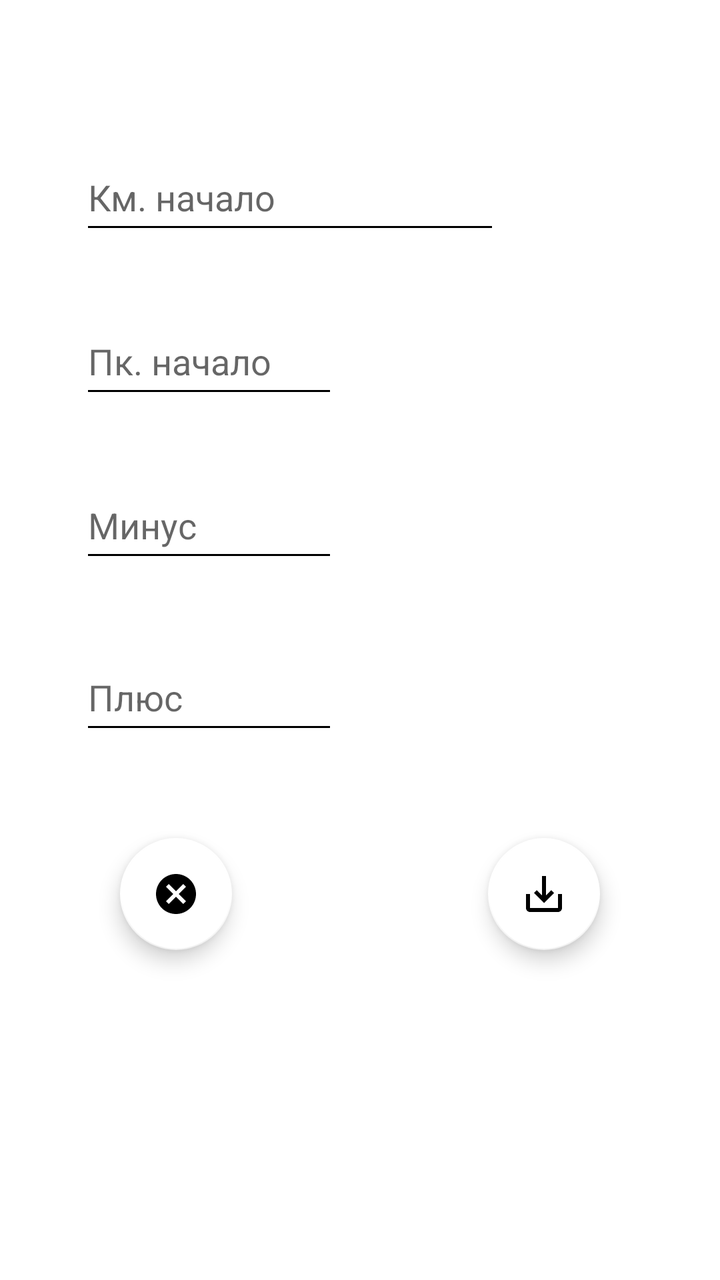
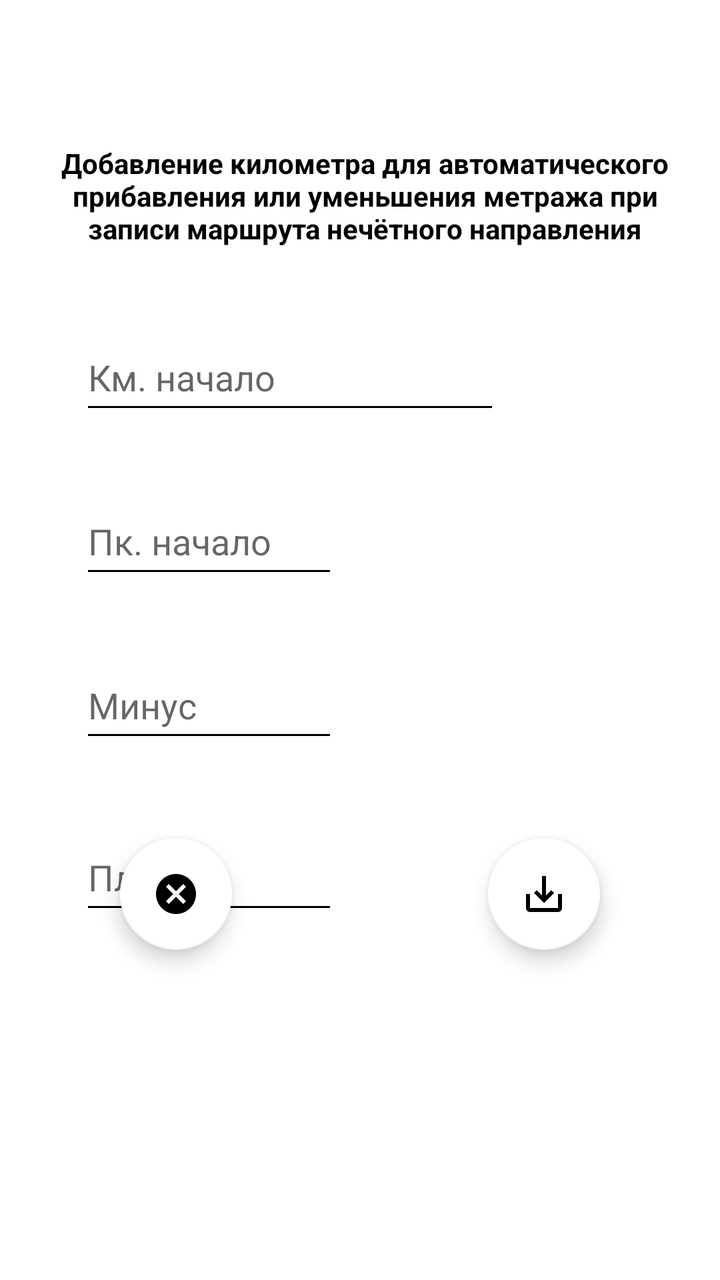

Compare the two renders of this Android layout. The source of the first and the diff that turns it into the second are given below.
<!-- AndroidManifest.xml: application theme Base.Theme.My_Gps_Assistant -->
<!-- res/layout/fragment_add_redacktor_nechet.xml -->
<?xml version="1.0" encoding="utf-8"?>
<androidx.constraintlayout.widget.ConstraintLayout xmlns:android="http://schemas.android.com/apk/res/android"
    xmlns:app="http://schemas.android.com/apk/res-auto"
    xmlns:tools="http://schemas.android.com/tools"
    android:layout_width="match_parent"
    android:layout_height="match_parent"
    android:background="#FFFFFF"
    tools:context=".fragments.nechet.redacktor.add.AddRedacktorFragmentNechet">

    <EditText
        android:id="@+id/ed_minus_redacktor_nechet"
        android:layout_width="129dp"
        android:layout_height="50dp"
        android:layout_marginTop="32dp"
        android:ems="10"
        android:hint="@string/fragment_add_minus_redacktor_nechet"
        android:inputType="number"
        android:textColor="#000000"
        app:layout_constraintEnd_toEndOf="@+id/ed_pk_start_redacktor_nechet"
        app:layout_constraintHorizontal_bias="0.0"
        app:layout_constraintStart_toStartOf="@+id/ed_pk_start_redacktor_nechet"
        app:layout_constraintTop_toBottomOf="@+id/ed_pk_start_redacktor_nechet"
        tools:ignore="Autofill,HardcodedText,TextContrastCheck" />

    <EditText
        android:id="@+id/ed_pk_start_redacktor_nechet"
        android:layout_width="129dp"
        android:layout_height="50dp"
        android:layout_marginTop="32dp"
        android:ems="10"
        android:hint="@string/fragment_add_pk_start_redacktor_nechet"
        android:inputType="number"
        android:maxLength="2"
        android:textColor="#000000"
        app:layout_constraintEnd_toEndOf="@+id/ed_start_redacktor_nechet"
        app:layout_constraintHorizontal_bias="0.0"
        app:layout_constraintStart_toStartOf="@+id/ed_start_redacktor_nechet"
        app:layout_constraintTop_toBottomOf="@+id/ed_start_redacktor_nechet"
        tools:ignore="Autofill,HardcodedText,MissingConstraints,TextContrastCheck" />

    <EditText
        android:id="@+id/ed_start_redacktor_nechet"
        android:layout_width="0dp"
        android:layout_height="50dp"
        android:layout_marginStart="40dp"
        android:layout_marginTop="72dp"
        android:ems="10"
        android:hint="@string/fragment_add_km_start_redacktor_nechet"
        android:importantForAutofill="no"
        android:inputType="number"
        android:maxLength="4"
        android:textColor="#000000"
        app:layout_constraintStart_toStartOf="parent"
        app:layout_constraintTop_toTopOf="parent"
        tools:ignore="HardcodedText,TextContrastCheck" />

    <EditText
        android:id="@+id/ed_plus_redacktor_nechet"
        android:layout_width="129dp"
        android:layout_height="50dp"
        android:layout_marginTop="36dp"
        android:ems="10"
        android:hint="@string/fragment_add_plus_redacktor_nechet"
        android:importantForAutofill="no"
        android:inputType="number"
        android:textColor="#000000"
        app:layout_constraintEnd_toEndOf="@+id/ed_minus_redacktor_nechet"
        app:layout_constraintHorizontal_bias="0.0"
        app:layout_constraintStart_toStartOf="@+id/ed_minus_redacktor_nechet"
        app:layout_constraintTop_toBottomOf="@+id/ed_minus_redacktor_nechet"
        tools:ignore="HardcodedText,MissingConstraints,TextContrastCheck" />

    <com.google.android.material.floatingactionbutton.FloatingActionButton
        android:id="@+id/fb_save_redacktor_nechet"
        android:layout_width="wrap_content"
        android:layout_height="wrap_content"
        android:layout_marginEnd="60dp"
        android:layout_marginBottom="165dp"
        android:clickable="true"
        android:focusable="true"
        android:src="@drawable/is_save_redacktor_nechet"
        app:backgroundTint="@color/white"
        app:layout_constraintBottom_toBottomOf="parent"
        app:layout_constraintEnd_toEndOf="parent"
        tools:ignore="ContentDescription,SpeakableTextPresentCheck" />

    <com.google.android.material.floatingactionbutton.FloatingActionButton
        android:id="@+id/fb_cancel_redacktor_nechet"
        android:layout_width="wrap_content"
        android:layout_height="wrap_content"
        android:layout_marginStart="60dp"
        android:layout_marginBottom="165dp"
        android:clickable="true"
        android:focusable="true"
        android:src="@drawable/is_cancel_redacktor_nechet"
        app:backgroundTint="@color/white"
        app:layout_constraintBottom_toBottomOf="parent"
        app:layout_constraintStart_toStartOf="parent"
        tools:ignore="ContentDescription,SpeakableTextPresentCheck" />
</androidx.constraintlayout.widget.ConstraintLayout>
<!-- resources referenced by this layout -->
<resources>
  <color name="white">#FFFFFFFF</color>
  <!-- drawable is_cancel_redacktor_nechet (drawable) -->
  <vector xmlns:android="http://schemas.android.com/apk/res/android" android:height="24dp" android:tint="#52ED27" android:viewportHeight="24" android:viewportWidth="24" android:width="24dp">
        
      <path android:fillColor="@android:color/white" android:pathData="M12,2C6.47,2 2,6.47 2,12s4.47,10 10,10 10,-4.47 10,-10S17.53,2 12,2zM17,15.59L15.59,17 12,13.41 8.41,17 7,15.59 10.59,12 7,8.41 8.41,7 12,10.59 15.59,7 17,8.41 13.41,12 17,15.59z"/>
      
  </vector>
  <!-- drawable is_save_redacktor_nechet (drawable) -->
  <vector xmlns:android="http://schemas.android.com/apk/res/android" android:height="24dp" android:tint="#52ED27" android:viewportHeight="24" android:viewportWidth="24" android:width="24dp">
        
      <path android:fillColor="@android:color/white" android:pathData="M19,12v7L5,19v-7L3,12v7c0,1.1 0.9,2 2,2h14c1.1,0 2,-0.9 2,-2v-7h-2zM13,12.67l2.59,-2.58L17,11.5l-5,5 -5,-5 1.41,-1.41L11,12.67L11,3h2z"/>
      
  </vector>
  <string name="fragment_add_km_start_redacktor_nechet">Км. начало</string>
  <string name="fragment_add_minus_redacktor_nechet">Минус</string>
  <string name="fragment_add_pk_start_redacktor_nechet">Пк. начало</string>
  <string name="fragment_add_plus_redacktor_nechet">Плюс</string>
  <style name="Base.Theme.My_Gps_Assistant" parent="Theme.MaterialComponents.Light.NoActionBar">
          
          <item name="colorPrimary">@color/black</item>
          <item name="colorPrimaryVariant">@color/lavender</item>
          <item name="colorOnPrimary">@color/white</item>
  
          <item name="colorSecondary">@color/teal_200</item>
          <item name="colorSecondaryVariant">@color/teal_700</item>
          <item name="colorOnSecondary">@color/black</item>
  
          <item name="android:statusBarColor">@color/lavender</item>
  
  
          <item name="android:windowFullscreen">true</item>
  
          <item name="android:textColorPrimary">@color/black</item>
          <item name="android:textColorSecondary">@color/black</item>
          <item name="android:textColorTertiary">@color/black</item>
  
  
  
  
  
  
  
      </style>
  <color name="black">#FF000000</color>
  <color name="lavender">#8692f7</color>
  <color name="teal_200">#D58DD5</color>
  <color name="teal_700">#00C2EF</color>
</resources>

<!-- the commit's change to res/layout/fragment_add_redacktor_nechet.xml (unified diff, before → after) -->
@@ -43,7 +43,7 @@
         android:layout_width="0dp"
         android:layout_height="50dp"
         android:layout_marginStart="40dp"
-        android:layout_marginTop="72dp"
+        android:layout_marginTop="20dp"
         android:ems="10"
         android:hint="@string/fragment_add_km_start_redacktor_nechet"
         android:importantForAutofill="no"
@@ -51,7 +51,7 @@
         android:maxLength="4"
         android:textColor="#000000"
         app:layout_constraintStart_toStartOf="parent"
-        app:layout_constraintTop_toTopOf="parent"
+        app:layout_constraintTop_toBottomOf="@+id/textView34"
         tools:ignore="HardcodedText,TextContrastCheck" />
 
     <EditText
@@ -97,4 +97,16 @@
         app:layout_constraintBottom_toBottomOf="parent"
         app:layout_constraintStart_toStartOf="parent"
         tools:ignore="ContentDescription,SpeakableTextPresentCheck" />
+
+    <TextView
+        android:id="@+id/textView34"
+        android:layout_width="325dp"
+        android:layout_height="70dp"
+        android:layout_marginStart="20dp"
+        android:layout_marginTop="72dp"
+        android:text="@string/zagolovok_redacktor_nechet"
+        android:textAlignment="center"
+        android:textStyle="bold"
+        app:layout_constraintStart_toStartOf="parent"
+        app:layout_constraintTop_toTopOf="parent" />
 </androidx.constraintlayout.widget.ConstraintLayout>
<!-- resource entries referenced after the edit -->
@@ -17,6 +17,7 @@
   <string name="fragment_add_minus_redacktor_nechet">Минус</string>
   <string name="fragment_add_pk_start_redacktor_nechet">Пк. начало</string>
   <string name="fragment_add_plus_redacktor_nechet">Плюс</string>
+  <string name="zagolovok_redacktor_nechet">Добавление километра для автоматического прибавления или уменьшения метража при записи маршрута нечётного направления</string>
   <style name="Base.Theme.My_Gps_Assistant" parent="Theme.MaterialComponents.Light.NoActionBar">
           
           <item name="colorPrimary">@color/black</item>
